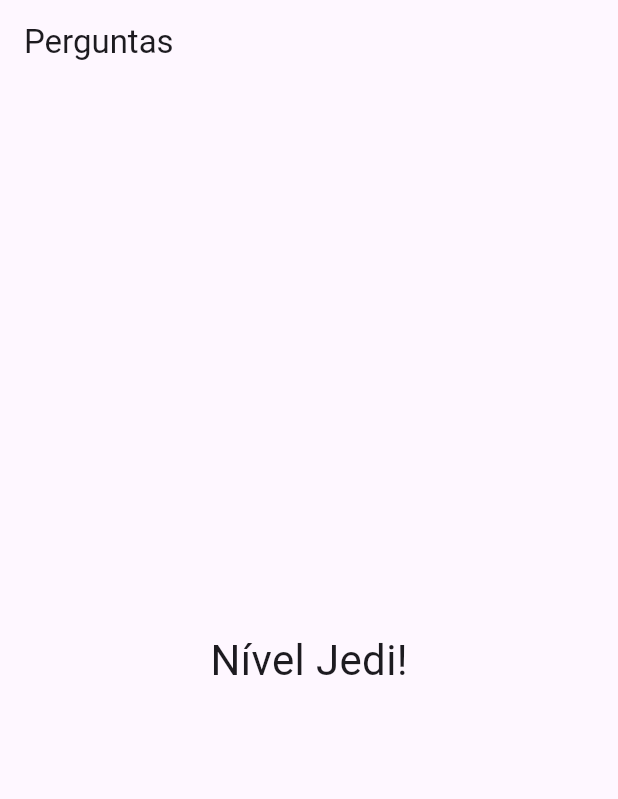
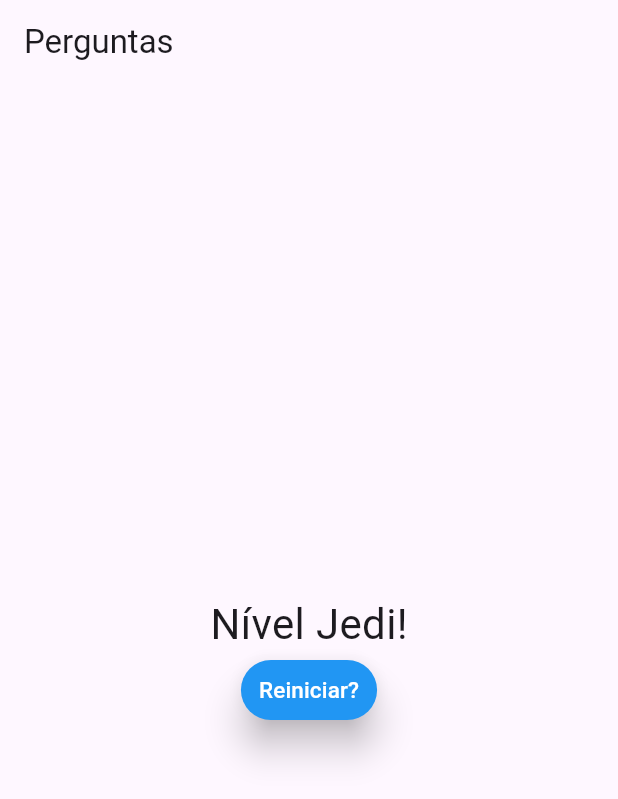
Before and after one commit to beto-luis/projeto_perguntas, a Flutter app: the screen it shows after launch, after a tap on "Preto", after a tap on "Cobra", after a tap on "Leo", on a phone screen of 412 x 824 dp. Shown: the top 799 px of the screen. Run offline on Flutter 3.47's test engine with Material 3 defaults, Android fonts, the phone set to English and light mode, and no system bars.

Commit message:
Botão de reiniciar

```diff
--- a/lib/main.dart
+++ b/lib/main.dart
@@ -8,7 +8,6 @@ class PerguntaAppState extends State<PerguntaApp> {
   var _perguntaSelecionada = 0;
   var _pontuacaoTotal = 0;
   final _perguntas = const [
-
     {
       'texto': 'Qual é a sua cor favorita?',
       'respostas': [
@@ -21,19 +20,19 @@ class PerguntaAppState extends State<PerguntaApp> {
     {
       'texto': 'Qual é o seu animal favorito?',
       'respostas': [
-        {'texto': 'Coelho', 'pontuacao': 5},
-        {'texto': 'Cobra', 'pontuacao': 3},
-        {'texto': 'Elefante', 'pontuacao': 1},
-        {'texto': 'Leão', 'pontuacao': 10},
+        {'texto': 'Coelho', 'pontuacao': 10},
+        {'texto': 'Cobra', 'pontuacao': 5},
+        {'texto': 'Elefante', 'pontuacao': 3},
+        {'texto': 'Leão', 'pontuacao': 1},
       ],
     },
     {
       'texto': 'Qual é o seu instrutor favorito?',
       'respostas': [
         {'texto': 'Maria', 'pontuacao': 10},
-        {'texto': 'João', 'pontuacao': 10},
-        {'texto': 'Leo', 'pontuacao': 10},
-        {'texto': 'Pedro', 'pontuacao': 10},
+        {'texto': 'João', 'pontuacao': 5},
+        {'texto': 'Leo', 'pontuacao': 3},
+        {'texto': 'Pedro', 'pontuacao': 1},
       ],
     }
   ];
@@ -45,6 +44,13 @@ class PerguntaAppState extends State<PerguntaApp> {
         _pontuacaoTotal += pontuacao;
       });
     }
+  }
+
+  void _reiniciarQuestionario() {
+    setState(() {
+      _perguntaSelecionada = 0;
+      _pontuacaoTotal = 0;
+    });
   }
 
   bool get temPerguntaSelecionada {
@@ -64,7 +70,7 @@ class PerguntaAppState extends State<PerguntaApp> {
                 perguntaSelecionada: _perguntaSelecionada,
                 quandoResponder: _responder,
               )
-            : Resultado(_pontuacaoTotal),
+            : Resultado(_pontuacaoTotal, _reiniciarQuestionario),
       ),
     );
   }
--- a/lib/respostas.dart
+++ b/lib/respostas.dart
@@ -12,7 +12,9 @@ class Resposta extends StatelessWidget {
       width: double.infinity,
       child: ElevatedButton(
         //textColor: Colors.white,
-        style: ElevatedButton.styleFrom(foregroundColor: Colors.white, backgroundColor: Colors.blue),
+        style: ElevatedButton.styleFrom(foregroundColor: Colors.white, backgroundColor: Colors.blue,
+        elevation: 10,
+        shadowColor: Colors.black),
         onPressed: quandoSelecionado,
         child: Text(texto),
       ),
--- a/lib/resultado.dart
+++ b/lib/resultado.dart
@@ -2,8 +2,9 @@ import 'package:flutter/material.dart';
 
 class Resultado extends StatelessWidget {
   final int pontuacao;
+  final void Function() quandoReiniciarQuestionario;
 
-  const Resultado(this.pontuacao, {super.key});
+  const Resultado(this.pontuacao, this.quandoReiniciarQuestionario, {super.key});
 
   String get fraseResultado {
     if (pontuacao < 8) {
@@ -12,20 +13,32 @@ class Resultado extends StatelessWidget {
       return 'Você é bom!';
     } else if (pontuacao < 16) {
       return 'Impressionante!';
-    } else if (pontuacao > 17) {
+    } else {
       return 'Nível Jedi!';
-    } else {
-      return '';
     }
   }
 
   @override
   Widget build(BuildContext context) {
-    return Center(
-      child: Text(
-        fraseResultado,
-        style: const TextStyle(fontSize: 28),
-      ),
+    return Column(
+      mainAxisAlignment: MainAxisAlignment.center,
+      children: [
+        Center(
+          child: Text(
+            fraseResultado,
+            style: const TextStyle(fontSize: 28),
+          ),
+        ),
+        TextButton(
+          onPressed: quandoReiniciarQuestionario,
+          style: TextButton.styleFrom(backgroundColor: Colors.blue,
+          elevation: 10,
+          shadowColor: Colors.black),
+          child: const Text('Reiniciar?',
+          style: TextStyle(color: Colors.white, fontSize: 15),
+          ),
+          )
+      ],
     );
   }
 }
```
